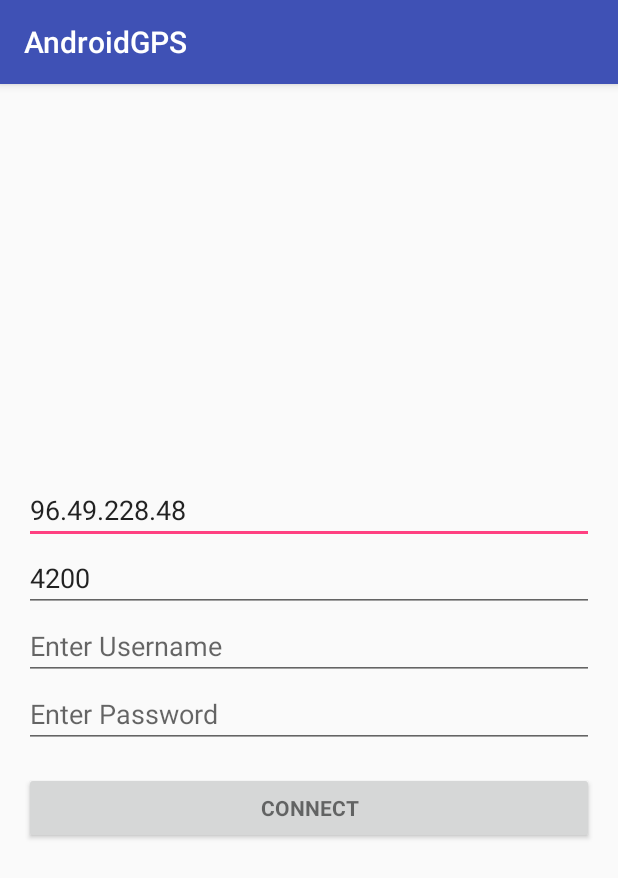
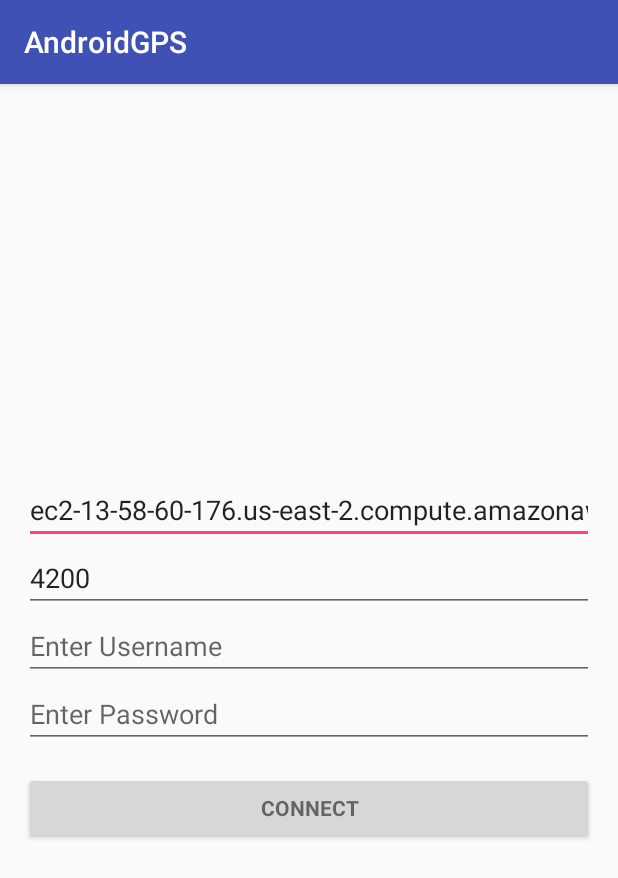
Before and after one commit to DericM/AndroidGPS, an Android app: the screen it shows after launch (ConnectActivity), on a phone screen of 412 x 824 dp. Shown: the top 878 px of the screen. Run offline under Robolectric (Android 15) with nearby library versions, the light colour scheme and no system bars; libraries missing offline, so code that uses them is left out: io.socket.client, io.socket.emitter.

Commit message:
Modified for amazon server
Signed-off-by: DericM <dmccadden@my.bcit.ca>

```diff
--- a/Client/AndroidGPS/app/src/main/java/com/example/bcit/terry/androidgps/ConnectActivity.java
+++ b/Client/AndroidGPS/app/src/main/java/com/example/bcit/terry/androidgps/ConnectActivity.java
@@ -62,7 +62,7 @@
         EditText serverIpView = (EditText)findViewById(R.id.input_server_ip);
         EditText serverPortView = (EditText)findViewById(R.id.input_server_port);
 
-        serverIpView.setText("96.49.228.48");
+        serverIpView.setText("ec2-13-58-60-176.us-east-2.compute.amazonaws.com");
         serverPortView.setText("4200");
 
         Button connectButton = (Button) findViewById(R.id.connect_button);
--- a/Client/AndroidGPS/app/src/main/res/layout/activity_connect.xml
+++ b/Client/AndroidGPS/app/src/main/res/layout/activity_connect.xml
@@ -21,7 +21,7 @@
             android:layout_height="wrap_content"
             android:hint="@string/edit_server_ip"
             android:imeOptions="actionUnspecified"
-            android:maxLength="14"
+            android:maxLength="50"
             android:maxLines="1"
             android:singleLine="true"/>
         <EditText
--- a/Client/AndroidGPS/build.gradle
+++ b/Client/AndroidGPS/build.gradle
@@ -5,7 +5,7 @@
         jcenter()
     }
     dependencies {
-        classpath 'com.android.tools.build:gradle:2.3.0'
+        classpath 'com.android.tools.build:gradle:2.3.2'
 
         // NOTE: Do not place your application dependencies here; they belong
         // in the individual module build.gradle files
```
Also changed, not shown: 2 other files.
